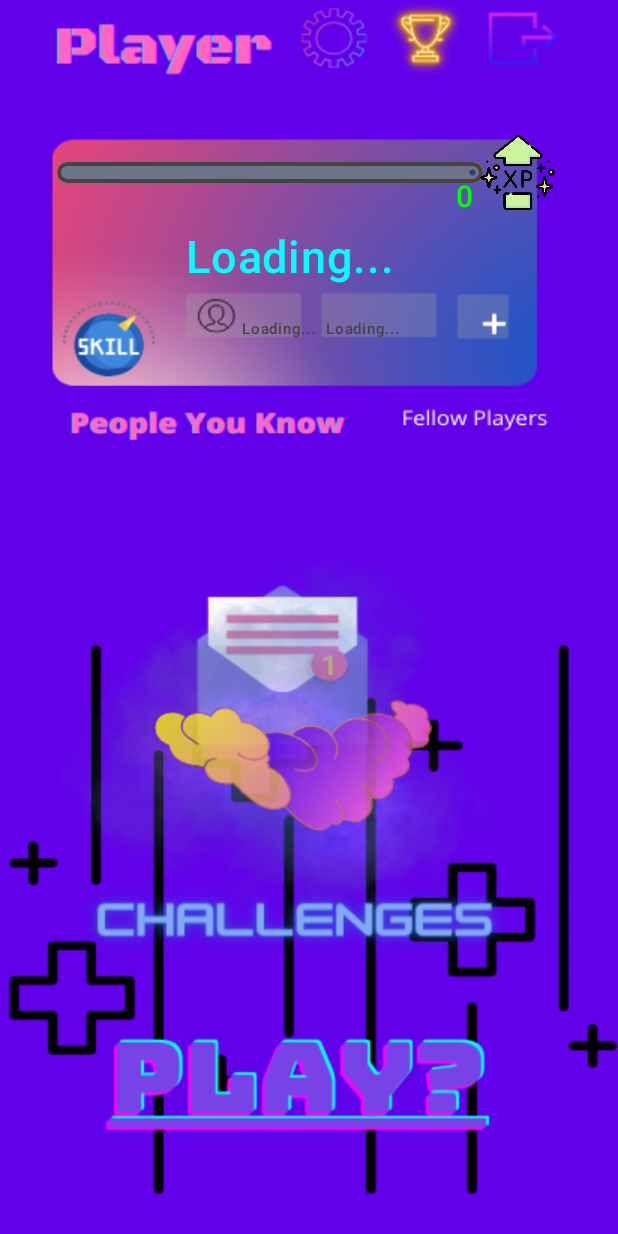
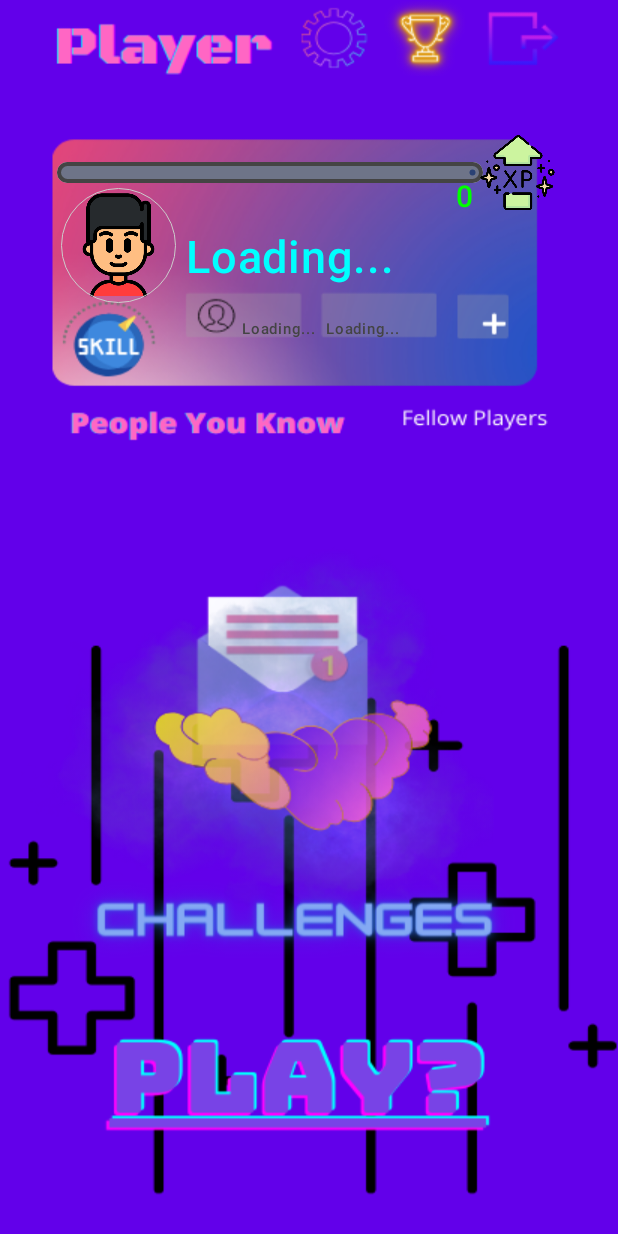
Before and after one commit to nickanick12/ProjectPulse, an Android app built with Jetpack Compose: the ProfilePage screen opened through its navigation route, on a phone screen of 412 x 824 dp. Run offline under Robolectric (Android 15) with nearby library versions, the phone set to English and light mode, and no system bars; our stand-ins replace Firebase (no records; nobody signed in at launch, a user with empty details on screens opened directly).

Commit message:
*Level System Update*
- Implemented passive experience gain by simply being active on the app.

- Users will gain 5xp every second the spend on the app.

- Put the entire functionality into its own function to allow for ease of access.

- When the app is closed the user will not gain xp.

- Updated GetUser function.

```diff
--- a/app/src/main/java/com/example/databaseexperimentv3/MainActivity.kt
+++ b/app/src/main/java/com/example/databaseexperimentv3/MainActivity.kt
@@ -55,9 +55,12 @@ import com.google.firebase.auth.ktx.auth
 import com.google.firebase.ktx.Firebase
 import kotlinx.coroutines.delay
 import android.widget.VideoView
+import androidx.compose.foundation.BorderStroke
 import androidx.compose.foundation.shape.CircleShape
 import androidx.compose.ui.viewinterop.AndroidView
 import androidx.compose.ui.zIndex
+import kotlinx.coroutines.CoroutineScope
+import kotlinx.coroutines.Dispatchers
 
 
 class MainActivity : ComponentActivity() {
@@ -956,7 +959,6 @@ fun GetUser(onUserLoaded: (User) -> Unit) {
                     val gender = document.getString("gender")
                     val location = document.getString("location")
                     val userXP = document.getLong("xp")?.toInt() ?: 0
-
                     // Create a User object with the fetched data
                     val user = User(playerHandle, gender, location, userXP)
 
@@ -980,13 +982,48 @@ data class User(
     val playerHandle: String?,
     val gender: String?,
     val location: String?,
-    val xp: Int
+    val xp: Int,
 )
 
 fun adminLogin(){
     val email = "Nickanick12@gmail.com"
     val password = "Camera12$"
     FirebaseAuth.getInstance().signInWithEmailAndPassword(email, password)
+}
+
+@Composable
+fun AppXPTimer(userId: String) {
+    // Create a state to hold the user's XP
+    var userXP by remember { mutableIntStateOf(0) }
+
+    DisposableEffect(Unit) {
+        val xpPerSecond = 5 // XP to give every second
+
+        val job = CoroutineScope(Dispatchers.Default).launch {
+            while (true) {
+                val db = FirebaseFirestore.getInstance()
+                val userRef = db.collection("users").document(userId)
+
+                // Fetch the user's XP from Firebase
+                userRef.get().addOnSuccessListener { document ->
+                    if (document.exists()) {
+                        val userXPFromFirebase = document.getLong("xp")?.toInt() ?: 0
+                        userXP = userXPFromFirebase
+                    }
+                }
+
+                delay(1000) // Wait for 1 second
+                userXP += xpPerSecond
+
+                // Update the user's XP in Firebase
+                userRef.update("xp", userXP)
+            }
+        }
+
+        onDispose {
+            job.cancel()
+        }
+    }
 }
 
 @Composable
@@ -1001,6 +1038,8 @@ fun ProfilePage(navController: NavController) {
 
     var user: User by remember { mutableStateOf(User(null, null, null, 0) )}
 
+    // Obtain the currentUserUID separately
+    val currentUserId = FirebaseAuth.getInstance().currentUser?.uid
     // Call the GetUser function and update the user object when the data is available
     GetUser { currentUser ->
         user = currentUser
@@ -1011,7 +1050,9 @@ fun ProfilePage(navController: NavController) {
     val gender = user.gender
     val location = user.location
     val userXP = user.xp
-
+    if (currentUserId != null) {
+        AppXPTimer(currentUserId)
+    }
 
 
 
@@ -1051,6 +1092,24 @@ fun ProfilePage(navController: NavController) {
                     .padding(8.dp)
 
             )
+        }
+        // Profile Picture
+        Surface(
+            modifier = Modifier
+                .size(87.dp)
+                .padding(5.dp)
+                .offset(35.dp,120.dp),
+            shape = CircleShape,
+            border = BorderStroke(0.5.dp, Color.LightGray),
+            color = Color.Transparent
+        ) {
+            Image(
+                painter = painterResource(id = R.drawable.man),
+                contentDescription = "profile image",
+                contentScale = ContentScale.Crop,
+                modifier = Modifier.size(134.dp)
+            )
+
         }
 
         // XP BAR
```
Also changed, not shown: app/src/main/res/drawable/man.png (added).
